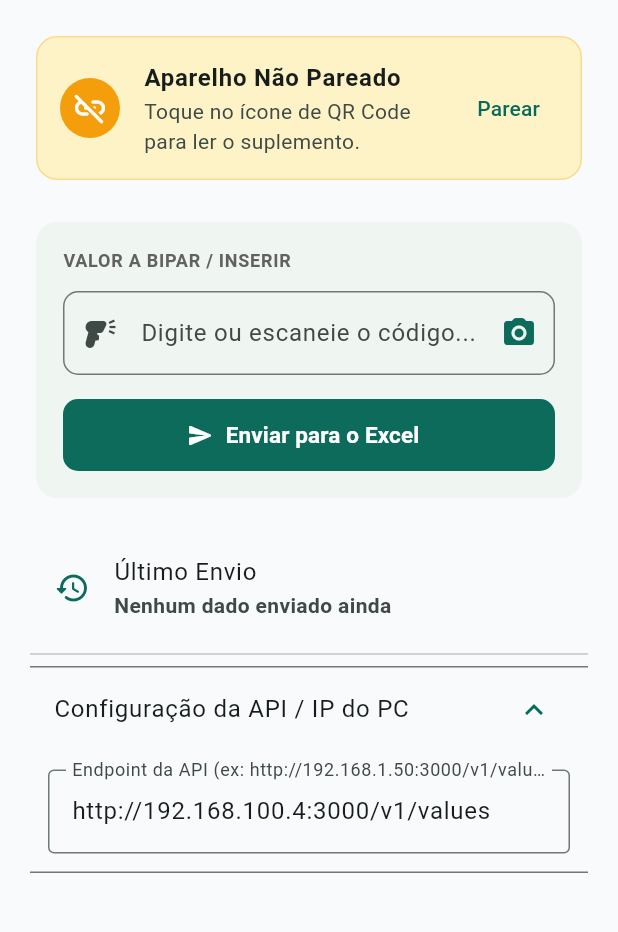
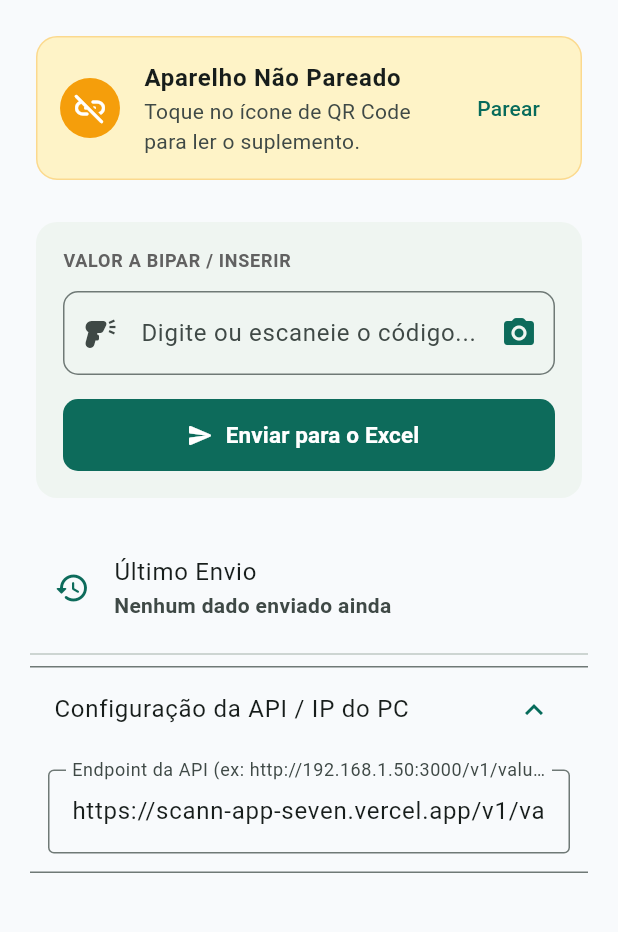
Before and after one commit to agnaell22/scann-app, a Flutter app: the screen it shows after launch, after a tap on "Configuração da API / IP do PC", on a phone screen of 412 x 824 dp, the part 84-1016 px from its top. Run offline on Flutter 3.47's test engine with Material 3 defaults, Android fonts, the phone set to English and light mode, and no system bars; missing offline and left inert: mobile_scanner.

Commit message:
Fix Vercel root route rewrite and update manifest with domain scann-app-seven.vercel.app

```diff
--- a/lib/main.dart
+++ b/lib/main.dart
@@ -38,7 +38,7 @@ class BridgeSheetPage extends StatefulWidget {
 class _BridgeSheetPageState extends State<BridgeSheetPage> {
   final _valueController = TextEditingController();
   final _endpointController = TextEditingController(
-    text: 'http://192.168.100.4:3000/v1/values',
+    text: 'https://scann-app-seven.vercel.app/v1/values',
   );
 
   String? _pairedToken;
```
Also changed, not shown: excel-addin/vercel.json, 1 other file.
